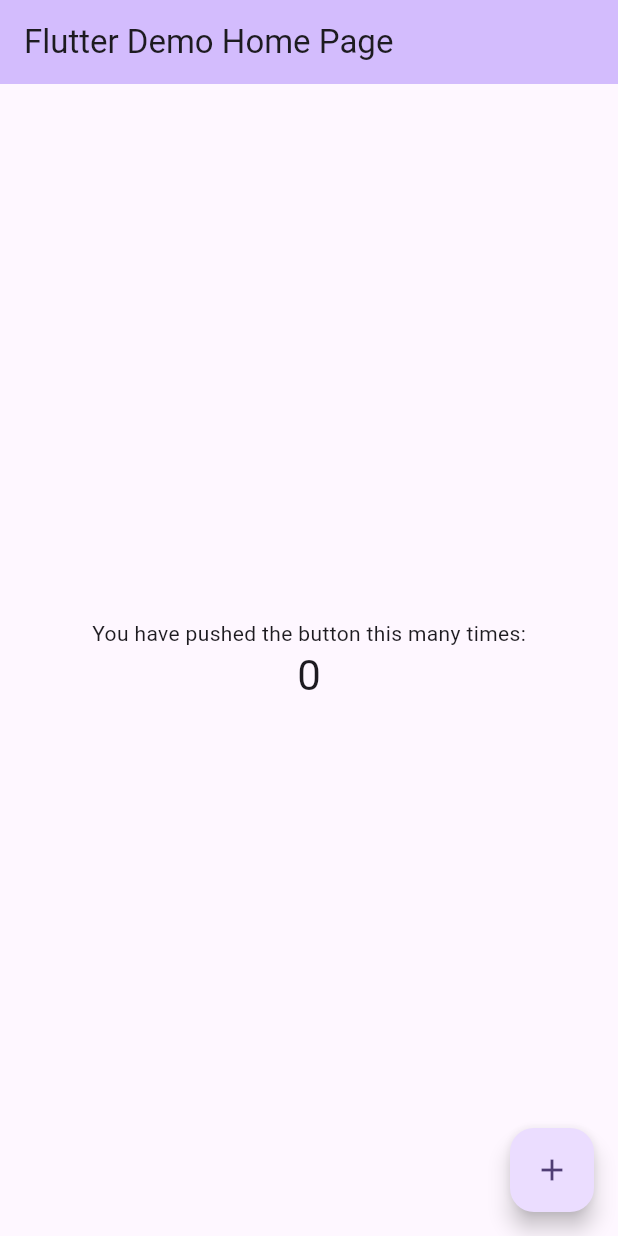
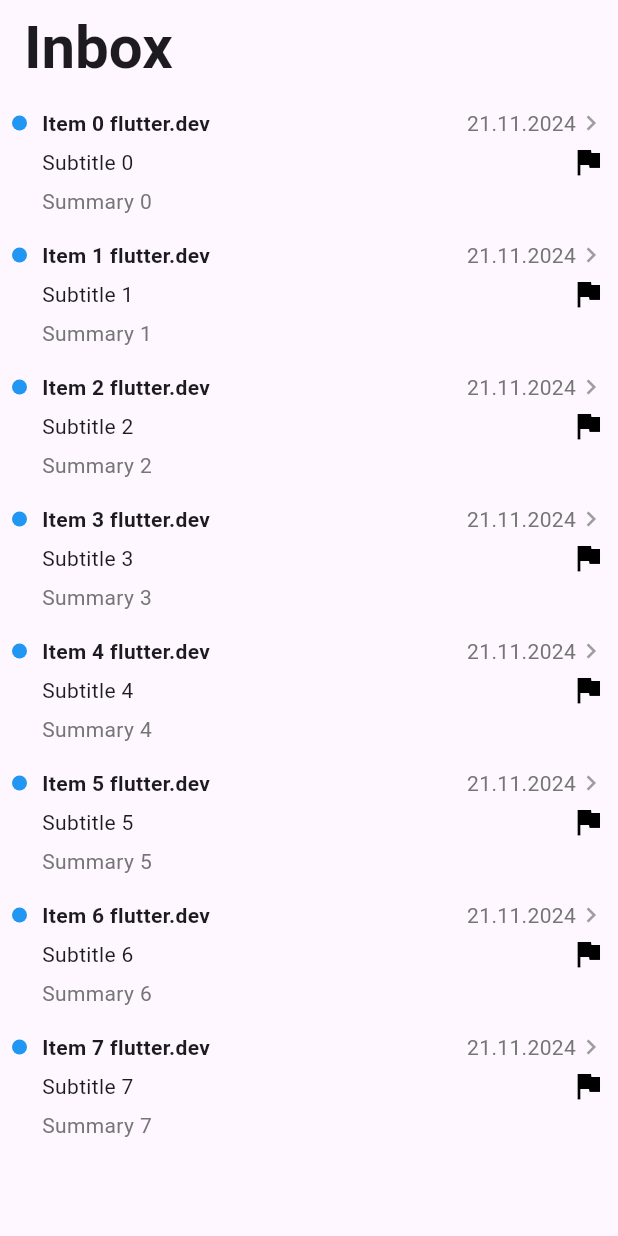
Before and after one commit to zifrz/neem-second-brain, a Flutter app: the screen it shows after launch, on a phone screen of 412 x 824 dp. Run offline on Flutter 3.47's test engine with Material 3 defaults, Android fonts, the light colour scheme and no system bars.

Commit message:
add: Tile Component

```diff
--- /dev/null
+++ b/lib/components/tile.dart
@@ -0,0 +1,100 @@
+import 'package:flutter/material.dart';
+
+class Tile extends StatelessWidget {
+  final String title;
+  final String summary;
+  final String subtitle;
+
+  const Tile({
+    super.key,
+    required this.title,
+    required this.summary,
+    required this.subtitle,
+  });
+
+  @override
+  Widget build(BuildContext context) {
+    return Padding(
+      padding: const EdgeInsets.all(8.0),
+      child: Row(
+        crossAxisAlignment: CrossAxisAlignment.start,
+        children: [
+          // Circular dot
+          Container(
+            margin: const EdgeInsets.only(top: 5),
+            width: 10,
+            height: 10,
+            decoration: const BoxDecoration(
+              color: Colors.blue,
+              shape: BoxShape.circle,
+            ),
+          ),
+          const SizedBox(width: 10),
+          // Content column
+          Expanded(
+            child: Column(
+              crossAxisAlignment: CrossAxisAlignment.start,
+              children: [
+                // First row with sender and date
+                Row(
+                  children: [
+                    Text(
+                      '$title flutter.dev',
+                      style: const TextStyle(
+                        fontWeight: FontWeight.bold,
+                      ),
+                    ),
+                    const Spacer(),
+                    Text(
+                      '21.11.2024',
+                      style: TextStyle(
+                        color: Colors.grey[600],
+                      ),
+                    ),
+                    const Icon(
+                      Icons.chevron_right,
+                      color: Colors.grey,
+                      size: 20,
+                    ),
+                  ],
+                ),
+                const SizedBox(height: 4),
+                // Second row with title and flag
+                Row(
+                  children: [
+                    Expanded(
+                      child: Text(
+                        subtitle,
+                        style: const TextStyle(
+                          fontSize: 14,
+                        ),
+                        overflow: TextOverflow.ellipsis,
+                      ),
+                    ),
+                    const SizedBox(width: 4),
+                    const Icon(
+                      Icons.flag,
+                      color: Colors.black,
+                    ),
+                  ],
+                ),
+                const SizedBox(height: 4),
+                // Summary
+                Text(
+                  summary,
+                  style: TextStyle(
+                    fontSize: 14,
+                    color: Colors.grey[600],
+                  ),
+                  maxLines: 2,
+                  overflow: TextOverflow.ellipsis,
+                ),
+                const SizedBox(width: 8),
+              ],
+            ),
+          ),
+        ],
+      ),
+    );
+  }
+}
--- a/lib/main.dart
+++ b/lib/main.dart
@@ -1,4 +1,5 @@
 import 'package:flutter/material.dart';
+import 'package:myapp/pages/home_page.dart';
 
 void main() {
   runApp(const MyApp());
@@ -16,55 +17,8 @@ class MyApp extends StatelessWidget {
         colorScheme: ColorScheme.fromSeed(seedColor: Colors.deepPurple),
         useMaterial3: true,
       ),
-      home: const MyHomePage(title: 'Flutter Demo Home Page'),
+      debugShowCheckedModeBanner: false,
+      home: HomePage(),
     );
   }
 }
-
-class MyHomePage extends StatefulWidget {
-  const MyHomePage({super.key, required this.title});
-
-  final String title;
-
-  @override
-  State<MyHomePage> createState() => _MyHomePageState();
-}
-
-class _MyHomePageState extends State<MyHomePage> {
-  int _counter = 0;
-
-  void _incrementCounter() {
-    setState(() {
-      _counter++;
-    });
-  }
-
-  @override
-  Widget build(BuildContext context) {
-    return Scaffold(
-      appBar: AppBar(
-        backgroundColor: Theme.of(context).colorScheme.inversePrimary,
-        title: Text(widget.title),
-      ),
-      body: Center(
-        child: Column(
-          mainAxisAlignment: MainAxisAlignment.center,
-          children: <Widget>[
-            const Text(
-              'You have pushed the button this many times:',
-            ),
-            Text(
-              '$_counter',
-              style: Theme.of(context).textTheme.headlineMedium,
-            ),
-          ],
-        ),
-      ),
-      floatingActionButton: FloatingActionButton(
-        onPressed: _incrementCounter,
-        tooltip: 'Increment',
-        child: const Icon(Icons.add),
-      ),
-    );
-  }
-}
--- /dev/null
+++ b/lib/pages/home_page.dart
@@ -0,0 +1,32 @@
+import 'package:flutter/material.dart';
+import 'package:myapp/components/tile.dart';
+
+class HomePage extends StatelessWidget {
+  const HomePage({Key? key}) : super(key: key);
+
+  @override
+  Widget build(BuildContext context) {
+    return Scaffold(
+      appBar: AppBar(
+        title: const Text(
+          'Inbox',
+          style: TextStyle(
+            fontSize: 40,
+            fontWeight: FontWeight.bold,
+          ),
+        ),
+        elevation: 0,
+        toolbarHeight: 64,
+      ),
+      body: ListView.builder(
+        itemCount: 8,
+        itemBuilder: (context, index) {
+          return Tile(
+              title: 'Item $index',
+              subtitle: 'Subtitle $index',
+              summary: 'Summary $index');
+        },
+      ),
+    );
+  }
+}
```
